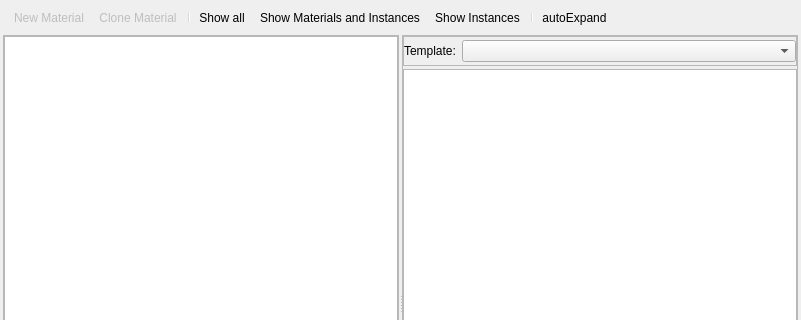
The window that Tools/ResourceEditor/DataQt/materialeditor.ui (xaoctech/dava.engine) describes before a commit, drawn with Qt 5; both pictures show x 0 to 801 and y 0 to 320 of the 801 by 573 pixel window.
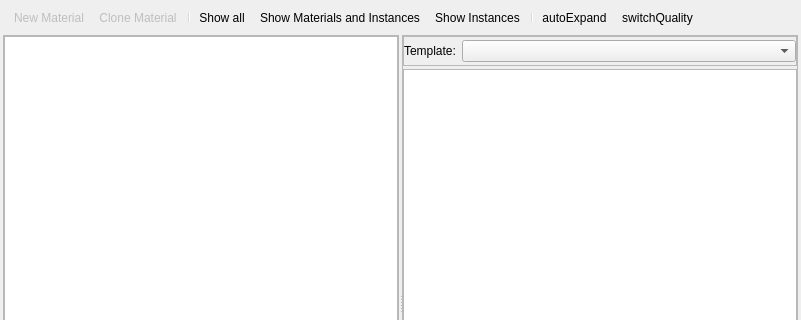
The same window after the commit. Icons and pictures are not drawn. Custom widgets are drawn as their Qt base class.

Commit message: [DF-3253] Added draft implementation for quality settings dialog

```diff
--- a/Tools/ResourceEditor/DataQt/materialeditor.ui
+++ b/Tools/ResourceEditor/DataQt/materialeditor.ui
@@ -49,6 +49,7 @@
      <addaction name="actionInstances"/>
      <addaction name="separator"/>
      <addaction name="actionAutoExpand"/>
+     <addaction name="actionSwitchQuality"/>
     </widget>
    </item>
    <item>
@@ -217,6 +218,11 @@
     <string>Turn on/off automatin node expanding</string>
    </property>
   </action>
+  <action name="actionSwitchQuality">
+   <property name="text">
+    <string>switchQuality</string>
+   </property>
+  </action>
   <actiongroup name="filterType">
    <action name="actionShowAll">
     <property name="checkable">
```
Left out of the diff: 33 changed lines with no effect on the pictures. The commit also changes 9 other files.
